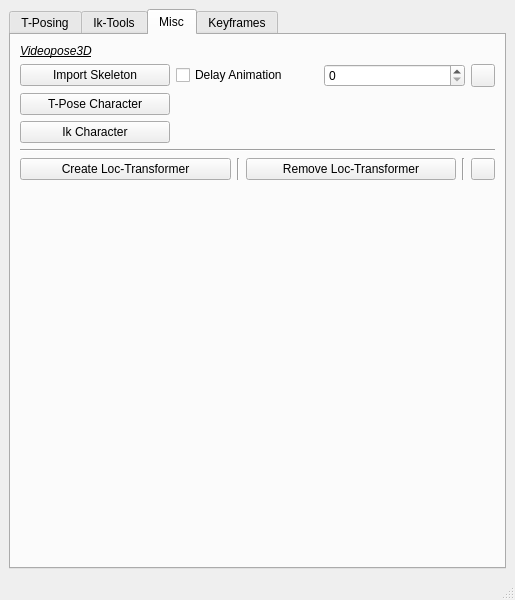
This is src/righelper/resources/ui/ui_raw.ui in fsImageries/rigHelper-maya as Qt 5 draws it before an edit. The edited form follows.
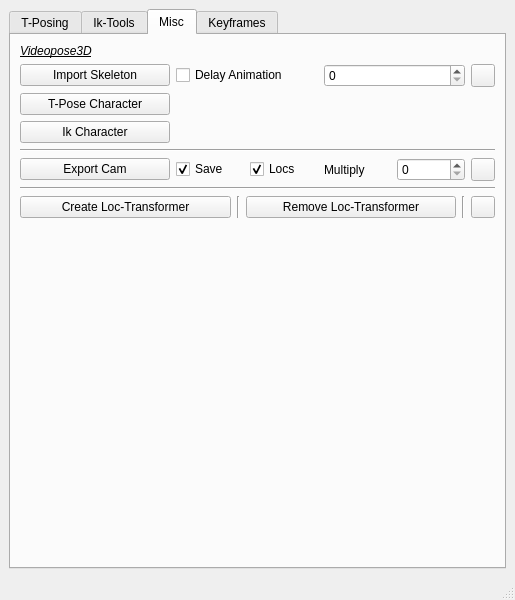
This is the edited form. The open tabs and pages were chosen to show the change.

Commit message: Added function to export a animated camera to after effects by cleaning it up and using the .ma file format.

```diff
--- a/src/righelper/resources/ui/ui_raw.ui
+++ b/src/righelper/resources/ui/ui_raw.ui
@@ -1035,6 +1035,73 @@
           </property>
          </widget>
         </item>
+        <item>
+         <layout class="QHBoxLayout" name="horizontalLayout_24">
+          <item>
+           <widget class="QPushButton" name="exportCam">
+            <property name="minimumSize">
+             <size>
+              <width>150</width>
+              <height>0</height>
+             </size>
+            </property>
+            <property name="text">
+             <string>Export Cam</string>
+            </property>
+           </widget>
+          </item>
+          <item>
+           <widget class="QCheckBox" name="exportCam_save">
+            <property name="text">
+             <string>Save</string>
+            </property>
+            <property name="checked">
+             <bool>true</bool>
+            </property>
+           </widget>
+          </item>
+          <item>
+           <widget class="QCheckBox" name="exportCam_locs">
+            <property name="text">
+             <string>Locs</string>
+            </property>
+            <property name="checked">
+             <bool>true</bool>
+            </property>
+           </widget>
+          </item>
+          <item>
+           <widget class="QLabel" name="exportCam_label">
+            <property name="text">
+             <string>Multiply</string>
+            </property>
+           </widget>
+          </item>
+          <item>
+           <widget class="QSpinBox" name="exportCam_mult"/>
+          </item>
+          <item>
+           <widget class="QPushButton" name="exportCam_help">
+            <property name="maximumSize">
+             <size>
+              <width>24</width>
+              <height>24</height>
+             </size>
+            </property>
+            <property name="text">
+             <string/>
+            </property>
+           </widget>
+          </item>
+         </layout>
+        </item>
+        <item>
+         <widget class="Line" name="line_7">
+          <property name="orientation">
+           <enum>Qt::Horizontal</enum>
+          </property>
+         </widget>
+        </item>
         <item>
          <layout class="QHBoxLayout" name="horizontalLayout_15">
           <item>
```
Left out of the diff: 2 changed lines with no effect on the pictures. The commit also changes 4 other files.
